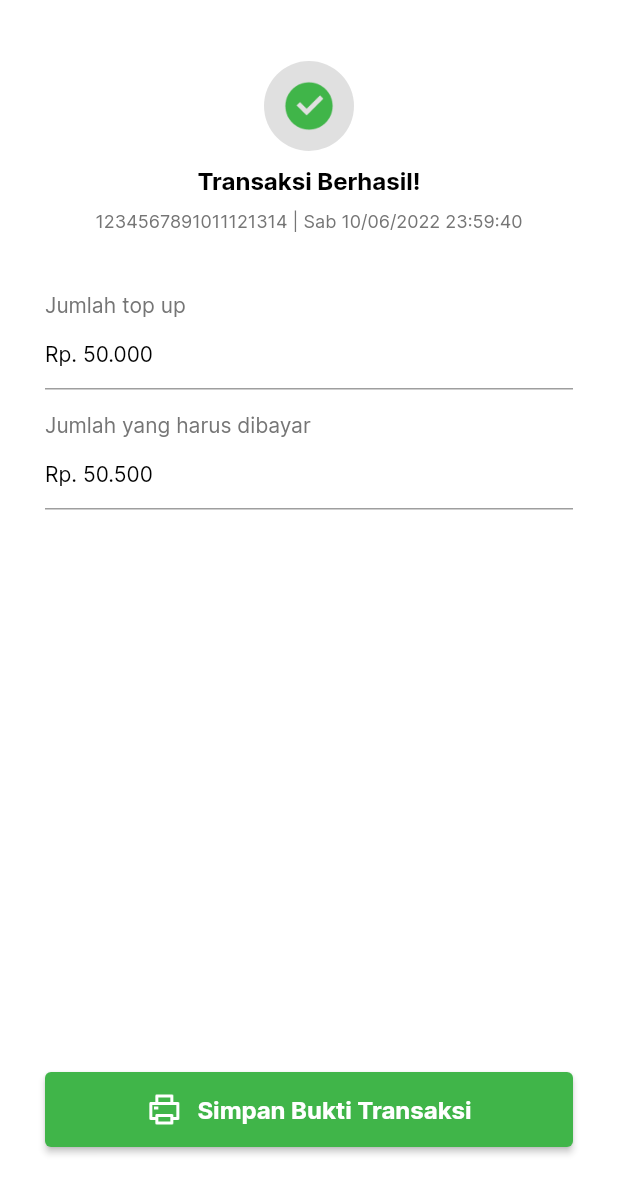
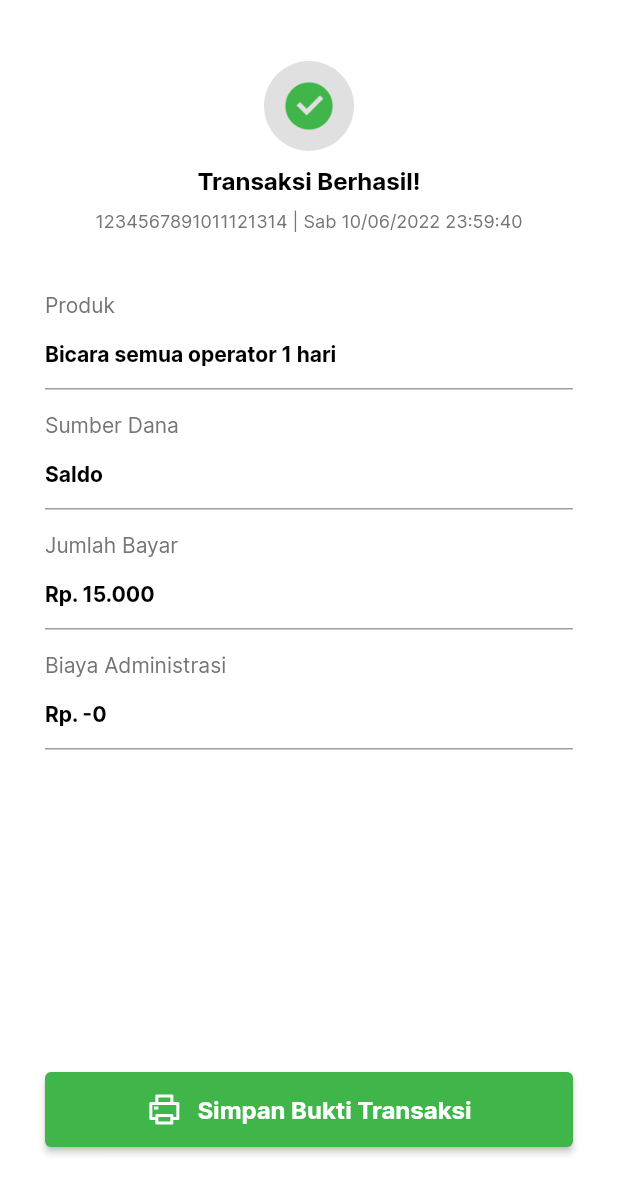
Before and after one commit to IkbalGumilar/bmt_kbs, a Flutter app: the StatusTransaksiPulsaScreen screen opened directly, on a phone screen of 412 x 824 dp, the part 59-1236 px from its top. Run offline on Flutter 3.47's test engine with Material 2 defaults, Android fonts, the phone set to English and light mode, and no system bars; our stand-ins replace dotted_border, flutter_native_splash; statements that could not run were skipped.

Commit message:
Menyelesaikan semua screen pada section pulsa dan paket data

```diff
--- a/lib/screens/features/pulsa/status_transaksi_pulsa.dart
+++ b/lib/screens/features/pulsa/status_transaksi_pulsa.dart
@@ -70,12 +70,24 @@ class StatusTransaksiPulsaScreen extends StatelessWidget {
                 Column(
                   children: [
                     CustomInputWithoutOutlineBorder(
-                      label: "Jumlah top up",
-                      inputValue: "Rp. 50.000",
+                      label: "Produk",
+                      inputValue: "Bicara semua operator 1 hari",
+                      isBold: true,
                     ),
                     CustomInputWithoutOutlineBorder(
-                      label: "Jumlah yang harus dibayar",
-                      inputValue: "Rp. 50.500",
+                      label: "Sumber Dana",
+                      inputValue: "Saldo",
+                      isBold: true,
+                    ),
+                    CustomInputWithoutOutlineBorder(
+                      label: "Jumlah Bayar",
+                      inputValue: "Rp. 15.000",
+                      isBold: true,
+                    ),
+                    CustomInputWithoutOutlineBorder(
+                      label: "Biaya Administrasi",
+                      inputValue: "Rp. -0",
+                      isBold: true,
                     ),
                   ],
                 ),
--- a/lib/widgets/custom_input_without_outline_border.dart
+++ b/lib/widgets/custom_input_without_outline_border.dart
@@ -1,6 +1,7 @@
 // ignore: must_be_immutable
 import 'package:flutter/material.dart';
 
+// ignore: must_be_immutable
 class CustomInputWithoutOutlineBorder extends StatelessWidget {
   CustomInputWithoutOutlineBorder({
     Key? key,
@@ -56,7 +57,7 @@ class CustomInputWithoutOutlineBorder extends StatelessWidget {
             if (isBanking == true)
               Text(
                 bankCheck(),
-                style: TextStyle(
+                style: const TextStyle(
                   color: Colors.grey,
                 ),
               ),
@@ -73,7 +74,7 @@ class CustomInputWithoutOutlineBorder extends StatelessWidget {
             ),
           ],
         ),
-        SizedBox(
+        const SizedBox(
           height: 15,
         ),
       ],
```
